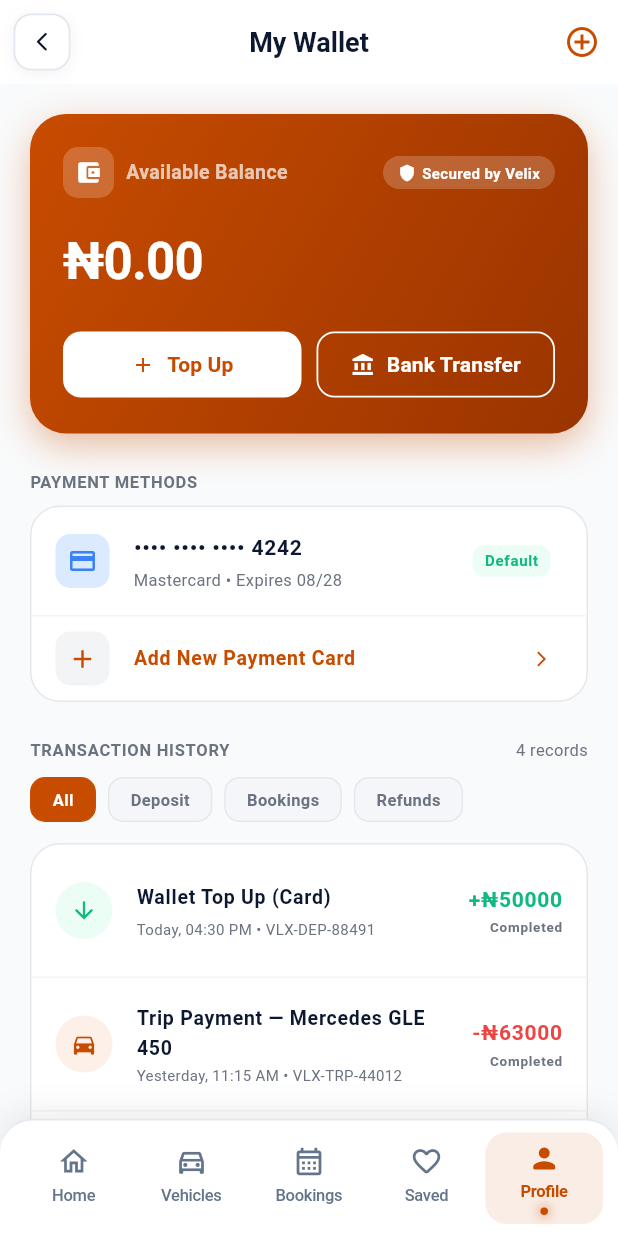
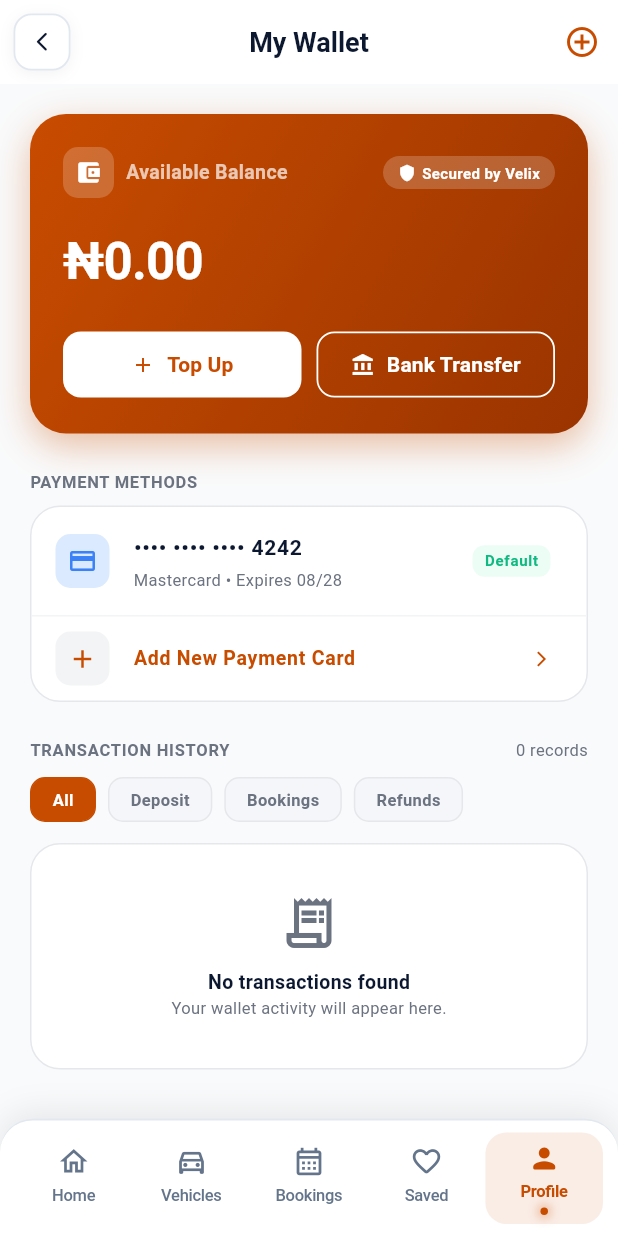
Before and after one commit to Martmall/velix-app-user, a Flutter app: the WalletScreen screen opened by its route, on a phone screen of 412 x 824 dp. Run offline on Flutter 3.47's test engine with Material 3 defaults, Android fonts, the phone set to English and light mode, and no system bars; our stand-ins replace dio, file_picker, flutter_riverpod, flutter_secure_storage, go_router, image_picker and 4 more; accounts and stored records are empty; network calls fail.

Commit message:
Show real wallet, profile and support data
- Wallet: server balance; top-ups through checkout; the hard-coded transaction list is gone.
- Live chat posted to a non-existent endpoint and auto-replied 'the vehicle is available and in
  pristine condition'; it is now the real support conversation (answered from the admin inbox).
- Tickets report real errors; attachments say 'coming soon' (no upload endpoint).
- Profile: no fake 'New Velix User'; email read-only; avatar 'coming soon'.

Co-Authored-By: Claude Opus 5.5 <noreply@anthropic.com>

```diff
--- a/lib/features/profile/wallet_screen.dart
+++ b/lib/features/profile/wallet_screen.dart
@@ -16,48 +16,8 @@ class _WalletScreenState extends ConsumerState<WalletScreen> {
   String _activeFilter = 'All';
   final _amountController = TextEditingController();
 
-  final List<Map<String, dynamic>> _transactions = [
-    {
-      'id': 'tx_001',
-      'title': 'Wallet Top Up (Card)',
-      'date': 'Today, 04:30 PM',
-      'amount': 50000.0,
-      'isCredit': true,
-      'status': 'Completed',
-      'category': 'Deposit',
-      'ref': 'VLX-DEP-88491',
-    },
-    {
-      'id': 'tx_002',
-      'title': 'Trip Payment — Mercedes GLE 450',
-      'date': 'Yesterday, 11:15 AM',
-      'amount': 63000.0,
-      'isCredit': false,
-      'status': 'Completed',
-      'category': 'Bookings',
-      'ref': 'VLX-TRP-44012',
-    },
-    {
-      'id': 'tx_003',
-      'title': 'Security Deposit Refund',
-      'date': '08 Sep 2026, 02:20 PM',
-      'amount': 25000.0,
-      'isCredit': true,
-      'status': 'Completed',
-      'category': 'Refunds',
-      'ref': 'VLX-RFD-19034',
-    },
-    {
-      'id': 'tx_004',
-      'title': 'Trip Payment — Toyota Camry 2024',
-      'date': '01 Sep 2026, 09:00 AM',
-      'amount': 35000.0,
-      'isCredit': false,
-      'status': 'Completed',
-      'category': 'Bookings',
-      'ref': 'VLX-TRP-22981',
-    },
-  ];
+  // The API exposes no customer wallet history yet, so only this session's verified top-ups show.
+  final List<Map<String, dynamic>> _transactions = [];
 
   @override
   void dispose() {
@@ -251,23 +211,40 @@ class _WalletScreenState extends ConsumerState<WalletScreen> {
     );
   }
 
-  void _executeDeposit(double amount) {
+  /// Tops up through Flutterwave's hosted checkout; the balance only changes once the backend
+  /// has verified the payment.
+  Future<void> _executeDeposit(double amount) async {
+    final payments = ref.read(paymentRepositoryProvider);
+    try {
+      final session = await payments.startWalletFunding(amount);
+      if (!mounted) return;
+      final result = await FlutterwaveCheckoutScreen.open(context, session);
+      if (!mounted || result.cancelled) return;
+      final outcome = await payments.confirmWalletFunding(session, result.transactionId!);
+      if (!mounted) return;
+      ref.invalidate(walletProvider);
+      if (outcome == PaymentOutcome.paid) {
         setState(() {
           _transactions.insert(0, {
-        'id': 'tx_${DateTime.now().millisecondsSinceEpoch}',
-        'title': 'Instant Wallet Top Up',
+            'id': session.id,
+            'title': 'Wallet Top Up',
             'date': 'Just now',
             'amount': amount,
             'isCredit': true,
             'status': 'Completed',
             'category': 'Deposit',
-        'ref': 'VLX-DEP-${DateTime.now().millisecondsSinceEpoch.toString().substring(7)}',
+            'ref': session.reference,
           });
         });
-
-    ref.read(userAuthProvider.notifier).topUpWallet(amount);
-
-    VelixToast.showSuccess(context, '₦${amount.toStringAsFixed(0)} deposited to your Velix Wallet!');
+        VelixToast.showSuccess(context, '₦${amount.toStringAsFixed(0)} added to your wallet.');
+      } else if (outcome == PaymentOutcome.pending) {
+        VelixToast.showInfo(context, 'Payment is being confirmed. Your balance will update shortly.');
+      } else {
+        VelixToast.showError(context, 'The payment failed. Your wallet was not charged.');
+      }
+    } catch (e) {
+      if (mounted) VelixToast.showError(context, ApiClient.parseErrorMessage(e));
+    }
   }
 
   @override
@@ -280,8 +257,7 @@ class _WalletScreenState extends ConsumerState<WalletScreen> {
     final borderColor = isDark ? const Color(0xFF262B38) : const Color(0xFFE5E7EB);
     final dividerColor = isDark ? const Color(0xFF262B38) : const Color(0xFFF3F4F6);
 
-    final user = ref.watch(userAuthProvider).user;
-    final balance = user?.walletBalance ?? 0.0;
+    final balance = ref.watch(walletProvider).valueOrNull?.balance ?? 0.0;
 
     final filteredTx = _transactions.where((tx) {
       if (_activeFilter == 'All') return true;
```
Also changed, not shown: lib/features/profile/live_chat_screen.dart (+41 -74 lines), lib/features/profile/submit_ticket_screen.dart (+7 -20 lines), lib/features/profile/user_profile_screen.dart (+13 -49 lines). Lines whose indentation alone changed are shown as unchanged.
